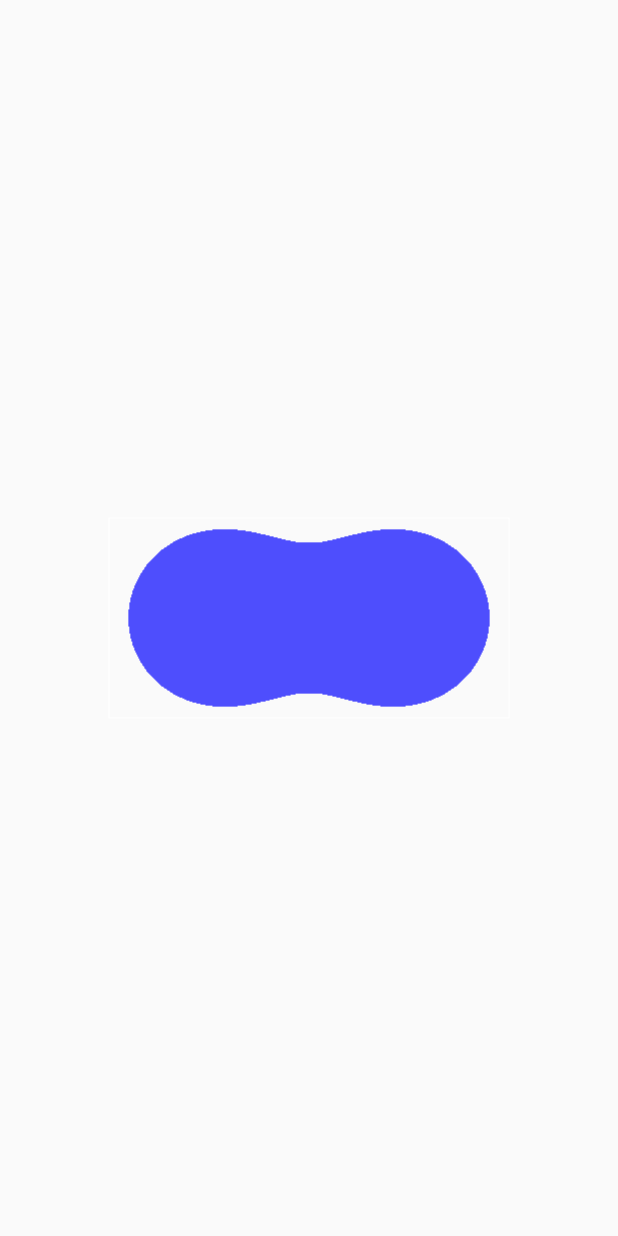
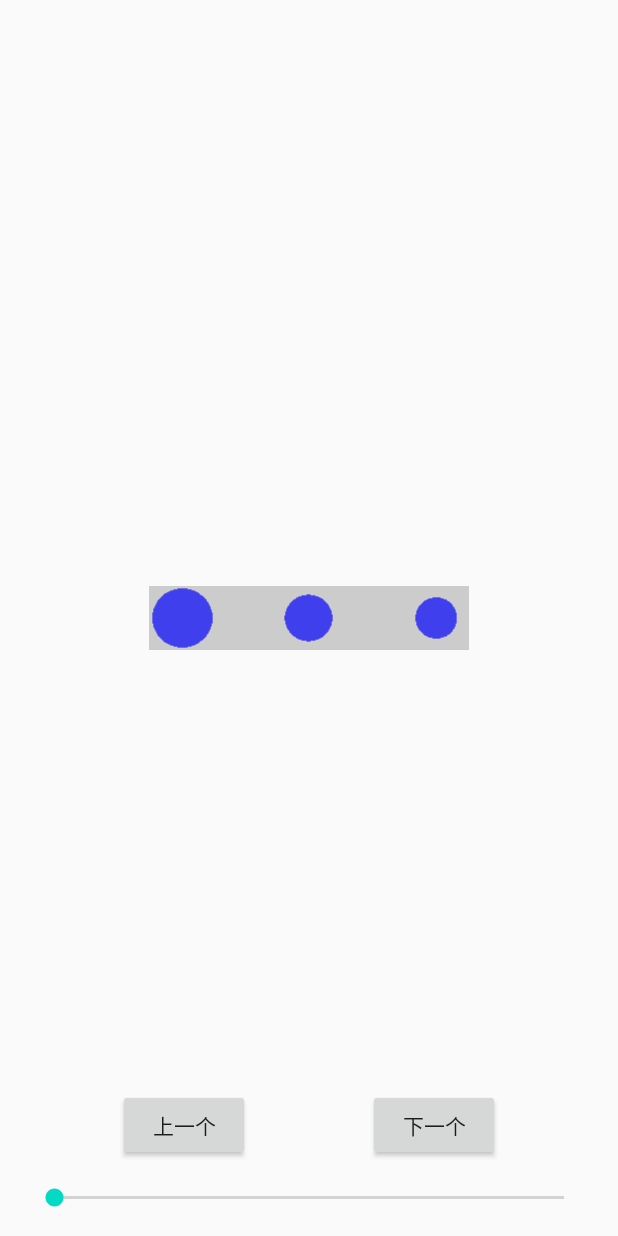
Before and after one commit to Mightted/ViewExercise, an Android app: the screen it shows after launch (MainActivity), on a phone screen of 412 x 824 dp. Run offline under Robolectric (Android 15) with nearby library versions, the phone set to English and light mode, and no system bars.

Commit message:
增加元球指示器细节

```diff
--- a/app/src/main/java/com/hxs/viewexercise/BezierUtil.kt
+++ b/app/src/main/java/com/hxs/viewexercise/BezierUtil.kt
@@ -62,7 +62,11 @@ object BezierUtil {
         return metaBall(center, dst[0], dst[1], radius)
     }
 
+    fun metaBall(center: Pair<Float, Float>, x: Float, y: Float, radius: Float): Float {
+        return (radius / sqrt((x - center.first).pow(2) + (y - center.second).pow(2)))
+    }
+
     fun metaBall(center: FloatArray, x: Float, y: Float, radius: Float): Float {
-        return radius / sqrt((x - center[0]).pow(2) + (y - center[1]).pow(2))
+        return (radius / sqrt((x - center[0]).pow(2) + (y - center[1]).pow(2)))
     }
 }
--- a/app/src/main/java/com/hxs/viewexercise/MainActivity.kt
+++ b/app/src/main/java/com/hxs/viewexercise/MainActivity.kt
@@ -1,12 +1,36 @@
 package com.hxs.viewexercise
 
 import android.os.Bundle
+import android.widget.SeekBar
 import androidx.appcompat.app.AppCompatActivity
+import kotlinx.android.synthetic.main.activity_main.*
 
 class MainActivity : AppCompatActivity() {
     override fun onCreate(savedInstanceState: Bundle?) {
         super.onCreate(savedInstanceState)
         setContentView(R.layout.activity_main)
+
+
+        seekBar.setOnSeekBarChangeListener(object : SeekBar.OnSeekBarChangeListener {
+            override fun onProgressChanged(seekBar: SeekBar?, progress: Int, fromUser: Boolean) {
+                testView.setOffset(progress / 100f)
+            }
+
+            override fun onStartTrackingTouch(seekBar: SeekBar?) {
+            }
+
+            override fun onStopTrackingTouch(seekBar: SeekBar?) {
+            }
+        })
+
+
+        beforeBtn.setOnClickListener {
+            testView.offsetIndex(-1)
+        }
+
+        afterBtn.setOnClickListener {
+            testView.offsetIndex(1)
+        }
 
 //        testView.play()
     }
--- a/app/src/main/java/com/hxs/viewexercise/Test2View.kt
+++ b/app/src/main/java/com/hxs/viewexercise/Test2View.kt
@@ -1,10 +1,11 @@
 package com.hxs.viewexercise
 
+import android.animation.ValueAnimator
 import android.content.Context
 import android.graphics.Canvas
 import android.graphics.Color
 import android.graphics.Paint
-import android.graphics.Region
+import android.graphics.Path
 import android.util.AttributeSet
 import android.view.View
 
@@ -19,59 +20,137 @@ class Test2View : View {
     constructor(context: Context?, attrs: AttributeSet?) : super(context, attrs)
     constructor(context: Context?, attrs: AttributeSet?, defStyleAttr: Int) : super(context, attrs, defStyleAttr)
 
-    private val srcPoint = FloatArray(2)
-    private val dstPoint = FloatArray(2)
-    private val srcRadius = 100f
-    private val dstRadius = 100f
-    private val circleRect = IntArray(4)
-    val region = Region()
+    private val rangeWidth = IntArray(2)
+    private val rangeHeight = IntArray(2)
+    private val points = mutableListOf<Float>()
+    private val centerPoints = ArrayList<Pair<Float, Float>>(3)
+    private val focusPoint = FloatArray(2)
+    /**
+     * 是否能循环滚动
+     */
+    private var isCycle = true
+
+    private var index = 0
+
+    private val unitValue = 16f
+    private var threshold = 2f
+    private var normalRadius = unitValue * threshold
+    private var focusRadius = unitValue * (threshold - 1)
+    private val rectPath = Path()
+    private val animator = ValueAnimator().apply {
+        addUpdateListener {
+            focusPoint[0] = it.animatedValue as Float
+            invalidate()
+        }
+    }
 
     private val paint = Paint().apply {
         strokeWidth = 1f
         color = Color.BLUE
+
         flags = Paint.ANTI_ALIAS_FLAG
-        style = Paint.Style.STROKE
+        style = Paint.Style.FILL
+    }
+
+    fun setOffset(progress: Float) {
+
+        focusPoint[0] = progress * (centerPoints[centerPoints.size - 1].first) + (1 - progress) * centerPoints[0].first
+//        offset = (centerPoints[centerPoints.size - 1].first - centerPoints[0].first) * value
+        invalidate()
+    }
+
+    fun offsetIndex(offset: Int) {
+        if (isCycle) {
+            currentIndex((((index + offset) % centerPoints.size) + centerPoints.size) % centerPoints.size)
+        } else {
+            currentIndex((index + offset).coerceIn(centerPoints.indices))
+        }
+
+    }
+
+    fun currentIndex(index: Int) {
+//        var tempIndex = index
+//        if (index < 0) {
+//            tempIndex = centerPoints.size - 1
+//        } else if (index > centerPoints.size - 1) {
+//            tempIndex = 0
+//        }
+        if (index !in centerPoints.indices) {
+            throw IndexOutOfBoundsException("Wrong index!current index is $index, isCycle is $isCycle")
+        }
+        if (this.index == index) {
+            return
+        }
+        animator.setFloatValues(centerPoints[this.index].first, centerPoints[index].first)
+        animator.start()
+        this.index = index
+//        invalidate()
+    }
+
+    init {
+        post {
+            initData()
+            invalidate()
+
+        }
     }
 
     override fun onDraw(canvas: Canvas?) {
         super.onDraw(canvas)
-        srcPoint[0] = measuredWidth / 2 - 100f
-        srcPoint[1] = measuredHeight / 2f
-        dstPoint[0] = measuredWidth / 2 + 100f
-        dstPoint[1] = measuredHeight / 2f
+        canvas?.run {
 
+            rectPath.reset()
 
-        canvas?.run {
-            updateRect()
+            paint.color = Color.LTGRAY
+            drawRect(
+                rangeWidth[0].toFloat(), rangeHeight[0].toFloat(),
+                rangeWidth[1].toFloat(), rangeHeight[1].toFloat(), paint
+            )
 
-            paint.color = Color.WHITE
-            drawRect(
-                circleRect[0].toFloat(),
-                circleRect[1].toFloat(),
-                circleRect[2].toFloat(),
-                circleRect[3].toFloat(),
-                paint
-            )
             paint.color = Color.BLUE
-            for (row in circleRect[1]..circleRect[3]) {
-                for (column in circleRect[0]..circleRect[2]) {
-                    val threshold = BezierUtil.metaBall(srcPoint, column.toFloat(), row.toFloat(), srcRadius) +
-                            BezierUtil.metaBall(dstPoint, column.toFloat(), row.toFloat(), dstRadius)
-                    if (threshold >= 1.6f) {
-                        drawPoint(column.toFloat(), row.toFloat(), paint)
+            points.clear()
+
+            for (row in rangeHeight[0]..rangeHeight[1]) {
+                for (column in rangeWidth[0]..rangeWidth[1]) {
+                    var tempThreshold = 0f
+                    centerPoints.forEach {
+                        tempThreshold += BezierUtil.metaBall(it, column.toFloat(), row.toFloat(), normalRadius)
+                    }
+                    tempThreshold += BezierUtil.metaBall(focusPoint, column.toFloat(), row.toFloat(), focusRadius)
+                    if (tempThreshold >= threshold) {
+                        points.add(column.toFloat())
+                        points.add(row.toFloat())
                     }
                 }
             }
 
+            drawPoints(points.toFloatArray(), paint)
         }
 
     }
 
 
+    private fun initData() {
+        centerPoints.clear()
+        centerPoints.add(Pair(measuredWidth / 2f - normalRadius * 4f, measuredHeight / 2f))
+        centerPoints.add(Pair(measuredWidth / 2f, measuredHeight / 2f))
+        centerPoints.add(Pair(measuredWidth / 2f + normalRadius * 4f, measuredHeight / 2f))
+        updateRect()
+        focusPoint[0] = measuredWidth / 2f - normalRadius * 4f
+        focusPoint[1] = measuredHeight / 2f
+    }
+
     private fun updateRect() {
-        circleRect[0] = ((srcPoint[0] - srcRadius).coerceAtMost(dstPoint[0] - dstRadius)).toInt()
-        circleRect[1] = ((srcPoint[1] - srcRadius).coerceAtMost(dstPoint[1] - dstRadius)).toInt()
-        circleRect[2] = ((srcPoint[0] + srcRadius).coerceAtLeast(dstPoint[0] + dstRadius)).toInt()
-        circleRect[3] = ((srcPoint[1] + srcRadius).coerceAtLeast(dstPoint[1] + dstRadius)).toInt()
+        rangeWidth[0] = measuredWidth / 2f.toInt()
+        rangeHeight[0] = measuredHeight / 2f.toInt()
+        rangeWidth[1] = measuredWidth / 2f.toInt()
+        rangeHeight[1] = measuredHeight / 2f.toInt()
+
+        centerPoints.forEach {
+            rangeWidth[0] = (rangeWidth[0].coerceAtMost((it.first - unitValue * 2).toInt()))
+            rangeHeight[0] = (rangeHeight[0].coerceAtMost((it.second - unitValue * 2).toInt()))
+            rangeWidth[1] = (rangeWidth[0].coerceAtLeast((it.first + unitValue * 2).toInt()))
+            rangeHeight[1] = (rangeHeight[1].coerceAtLeast((it.second + unitValue * 2).toInt()))
+        }
     }
 }
--- a/app/src/main/java/com/hxs/viewexercise/TestView.kt
+++ b/app/src/main/java/com/hxs/viewexercise/TestView.kt
@@ -30,8 +30,8 @@ class TestView : View {
         defStyleAttr
     )
 
-    private val VALUE_RAW_RADIUS = 80f
-    private val VALUE_DRAG_RADIUS = 20f
+    private val VALUE_RAW_RADIUS = 60f
+    private val VALUE_DRAG_RADIUS = 60f
     private val VALUE_PAINT_WIDTH = 5f
 
     private var paint: Paint = Paint().apply {
@@ -39,7 +39,7 @@ class TestView : View {
         strokeWidth = VALUE_PAINT_WIDTH
         strokeCap = Paint.Cap.ROUND
         color = Color.GREEN
-        style = Paint.Style.FILL_AND_STROKE
+        style = Paint.Style.STROKE
         strokeJoin = Paint.Join.ROUND
         flags = Paint.ANTI_ALIAS_FLAG
     }
@@ -59,7 +59,7 @@ class TestView : View {
 
     private val centerPoint: FloatArray
         get() = floatArrayOf(
-            measuredWidth / 2f,
+            measuredWidth / 2f + 150f,
             measuredHeight / 2f
         )
 
@@ -73,7 +73,7 @@ class TestView : View {
     private val dstPoint2 = FloatArray(2)
     private val upPoint = FloatArray(2)
     private val pressedPoint = FloatArray(2)
-    private var isDrag = false // 是否拖动圆
+    private var isDrag = true // 是否拖动圆
 
     private val path = Path()
     private val dragPath = Path()
@@ -90,6 +90,8 @@ class TestView : View {
 
 
     override fun onDraw(canvas: Canvas?) {
+        translatePoint[0] = measuredWidth / 2f - 40f
+        translatePoint[1] = measuredHeight / 2f
 
         super.onDraw(canvas)
 
@@ -114,7 +116,7 @@ class TestView : View {
                     close()
                 }
                 path.addPath(dragPath)
-//                drawSupportLine(this)
+                drawSupportLine(this)
             }
 
             paint.color = Color.GREEN
@@ -226,7 +228,7 @@ class TestView : View {
      */
     private fun drawSupportLine(canvas: Canvas?) {
         canvas?.run {
-            paint.color = Color.CYAN
+            paint.color = Color.RED
             drawPoints(srcPoint1, paint)
             drawPoints(dstPoint1, paint)
             drawLine(
--- a/app/src/main/res/layout/activity_main.xml
+++ b/app/src/main/res/layout/activity_main.xml
@@ -11,11 +11,10 @@
         android:id="@+id/testView"
         android:layout_width="0dp"
         android:layout_height="0dp"
+        app:layout_constraintBottom_toBottomOf="parent"
         app:layout_constraintEnd_toEndOf="parent"
         app:layout_constraintStart_toStartOf="parent"
-            app:layout_constraintTop_toTopOf="parent"
-            app:layout_constraintBottom_toBottomOf="parent"
-            tools:background="@color/colorAccent" />
+        app:layout_constraintTop_toTopOf="parent" />
 
     <!--    <com.hxs.viewexercise.NightSkyView-->
     <!--        android:id="@+id/testView"-->
@@ -26,4 +25,34 @@
     <!--        app:layout_constraintStart_toStartOf="parent"-->
     <!--        app:layout_constraintTop_toTopOf="parent" />-->
 
+
+    <Button
+        android:id="@+id/beforeBtn"
+        android:layout_width="wrap_content"
+        android:layout_height="wrap_content"
+        android:text="上一个"
+        app:layout_constraintBottom_toTopOf="@id/seekBar"
+        app:layout_constraintEnd_toStartOf="@id/afterBtn"
+        app:layout_constraintStart_toStartOf="parent" />
+
+
+    <Button
+        android:id="@+id/afterBtn"
+        android:layout_width="wrap_content"
+        android:layout_height="wrap_content"
+        android:text="下一个"
+        app:layout_constraintBottom_toTopOf="@id/seekBar"
+        app:layout_constraintEnd_toEndOf="parent"
+        app:layout_constraintStart_toEndOf="@id/beforeBtn" />
+
+    <SeekBar
+        android:id="@+id/seekBar"
+        android:layout_width="0dp"
+        android:layout_height="50dp"
+        android:layout_marginStart="20dp"
+        android:layout_marginEnd="20dp"
+        app:layout_constraintBottom_toBottomOf="parent"
+        app:layout_constraintEnd_toEndOf="parent"
+        app:layout_constraintStart_toStartOf="parent" />
+
 </androidx.constraintlayout.widget.ConstraintLayout>
--- a/app/src/main/res/values/styles.xml
+++ b/app/src/main/res/values/styles.xml
@@ -7,8 +7,7 @@
         <item name="colorAccent">@color/colorAccent</item>
         <item name="android:statusBarColor">#00000000</item>
         <item name="android:windowFullscreen">true</item>
-        <item name="android:navigationBarColor">#00000000</item>
-        <item name="android:windowTranslucentNavigation">true</item>
+
     </style>
 
 </resources>
```
Lines whose indentation alone changed are shown as unchanged.
